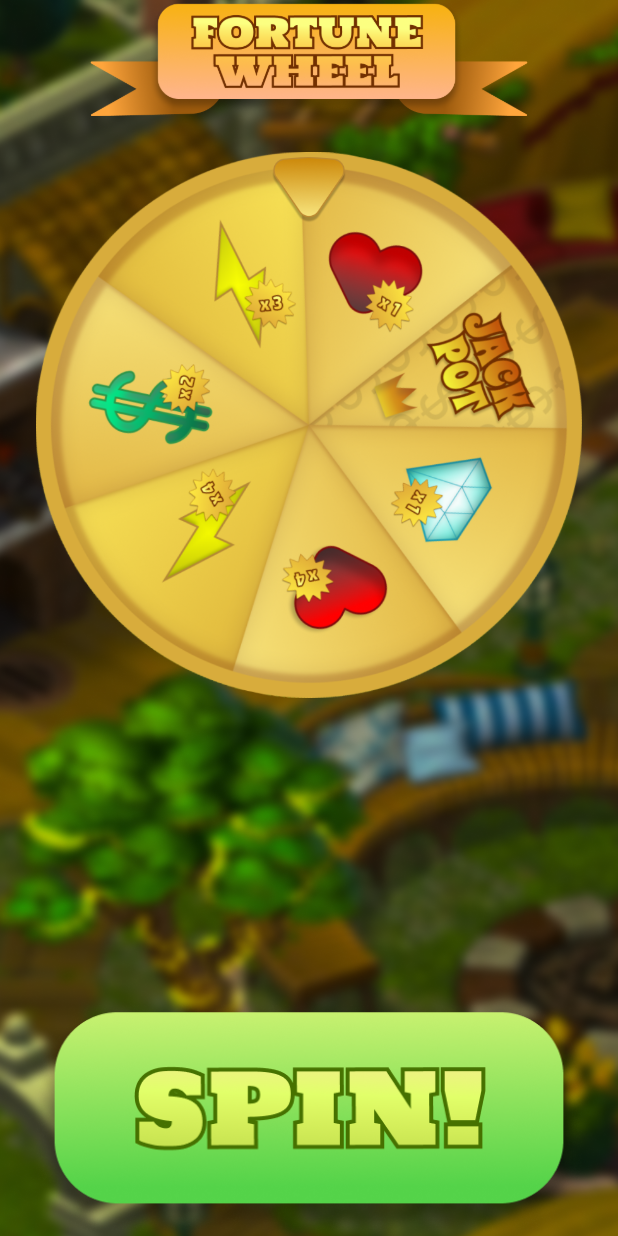
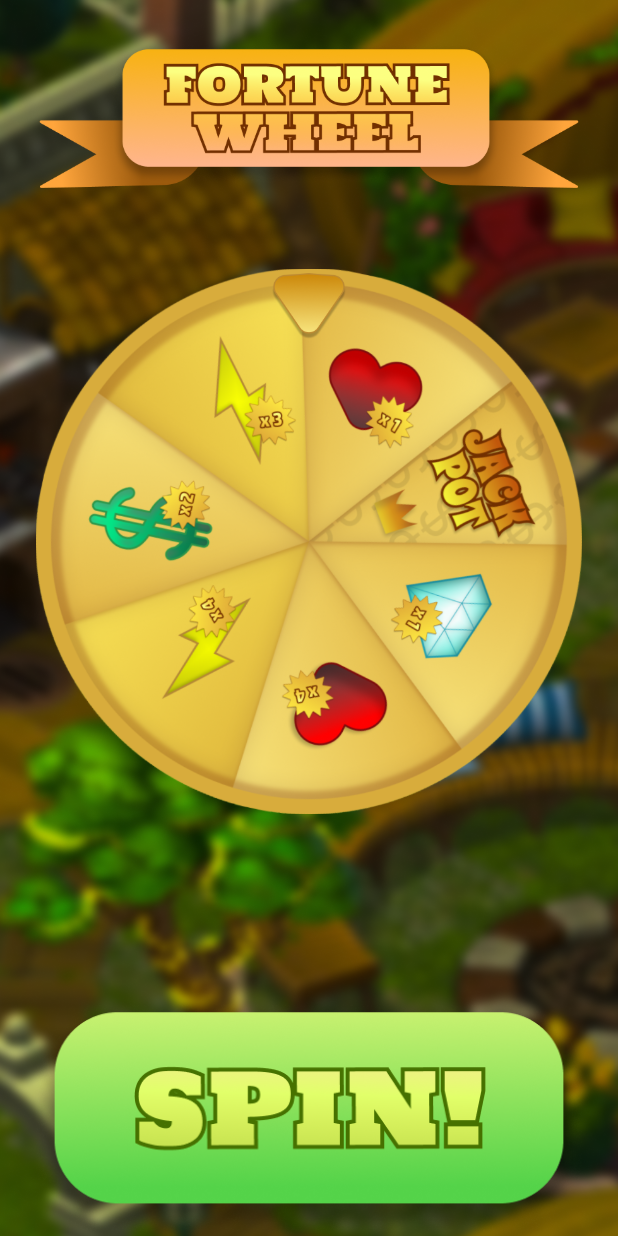
Before and after one commit to extrawest/spin-the-wheel-game, a Flutter app: the screen it shows after launch, on a phone screen of 412 x 824 dp. Run offline on Flutter 3.47's test engine with Material 2 defaults, Android fonts, the phone set to English and light mode, and no system bars; our stand-ins replace equatable, flutter_bloc, lottie; missing offline and left inert: flutter_spinning_wheel.

Commit message:
Refactor spin_wheel_game.dart, update README.md with web app link

```diff
--- a/lib/widgets/spin_wheel_game.dart
+++ b/lib/widgets/spin_wheel_game.dart
@@ -84,10 +84,10 @@ class _SpinWheelGameContentState extends State<_SpinWheelGameContent> with Ticke
                     mainAxisAlignment: MainAxisAlignment.center,
                     crossAxisAlignment: CrossAxisAlignment.center,
                     children: [
-                      Expanded(flex: 1, child: Image.asset(fortuneWheelTitle)),
+                      Expanded(flex: 2, child: Image.asset(fortuneWheelTitle)),
                       const SizedBox(height: 24),
                       Expanded(
-                        flex: 7,
+                        flex: 6,
                         child: ConstrainedBox(
                           constraints: const BoxConstraints(
                             maxWidth: 500,
@@ -144,9 +144,12 @@ class _SpinWheelGameContentState extends State<_SpinWheelGameContent> with Ticke
       builder: (_) => Stack(
         children: [
           Center(
-            child: PrizeDialog(
-              prize: prizes[prizeIndex]!,
-              isJackpot: prizeIndex == 2,
+            child: SizedBox(
+              width: 500,
+              child: PrizeDialog(
+                prize: prizes[prizeIndex]!,
+                isJackpot: prizeIndex == 2,
+              ),
             ),
           ),
           ..._buildLotties(),
```
Also changed, not shown: 1 other file.
